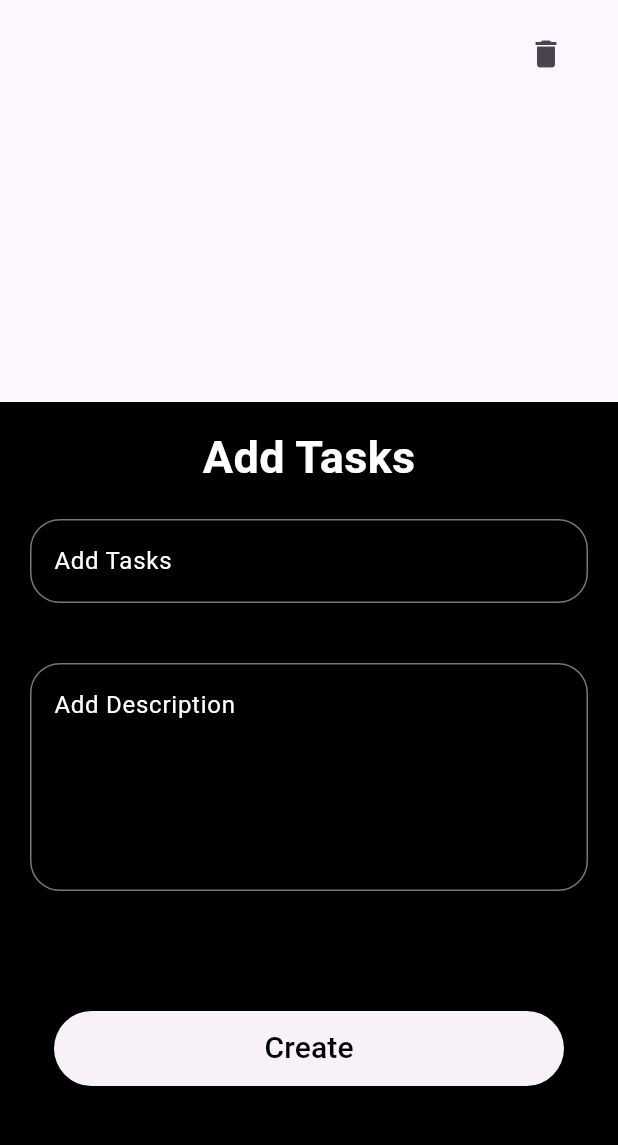
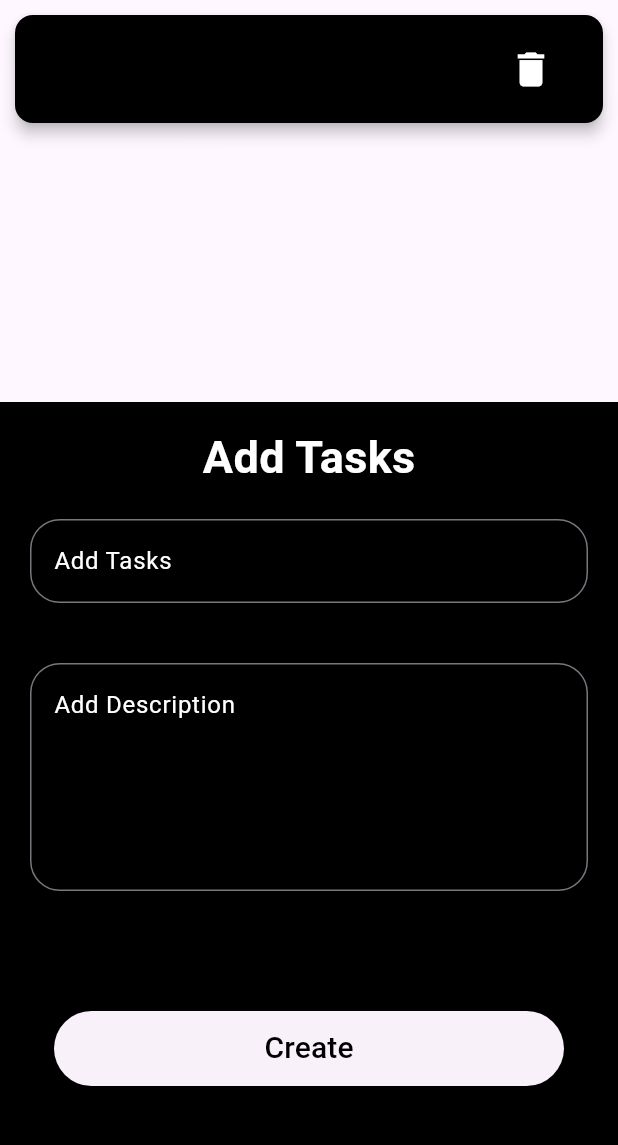
Before and after one commit to kumawataman02/Todo_app, a Flutter app: the screen it shows after launch, after a tap on the "add" icon, after a tap on "Create", on a phone screen of 412 x 824 dp, the part 84-1229 px from its top. Run offline on Flutter 3.47's test engine with Material 3 defaults, Android fonts, the phone set to English and light mode, and no system bars; our stand-ins replace sqflite; accounts and stored records are empty.

Commit message:
Flutter Project  <br> Build UI in Project  <br>  Adding SQLite in Project  <br>  Ui changes

```diff
--- a/lib/Pages/homepage.dart
+++ b/lib/Pages/homepage.dart
@@ -59,15 +59,21 @@ class _homepageState extends State<homepage> {
       body:ListView.builder(
             itemCount:item.length,
             itemBuilder:(context,index){
-        return ListTile(
-          title:Text(item[index]['tasks']),
-          subtitle: Text(item[index]['dec']),
+          return Card(
+            elevation:4,
+            color:Colors.black,
+            margin:EdgeInsets.all(10),
+            child: ListTile(
+              title:Text(item[index]['tasks'],style:TextStyle(color:Colors.white),),
+              subtitle: Text(item[index]['dec'],style:TextStyle(color:Colors.white),),
               trailing:IconButton(onPressed:(){
                 deleteNote(value:item[index]['id']);
                 getNotes();
-          }, icon:Icon(Icons.delete)),
+              }, icon:Icon(Icons.delete,color:Colors.white,size:30,)),
+            ),
           );
         }),
+
 
       floatingActionButton:FloatingActionButton(onPressed:(){
 
```
Lines whose indentation alone changed are shown as unchanged.
